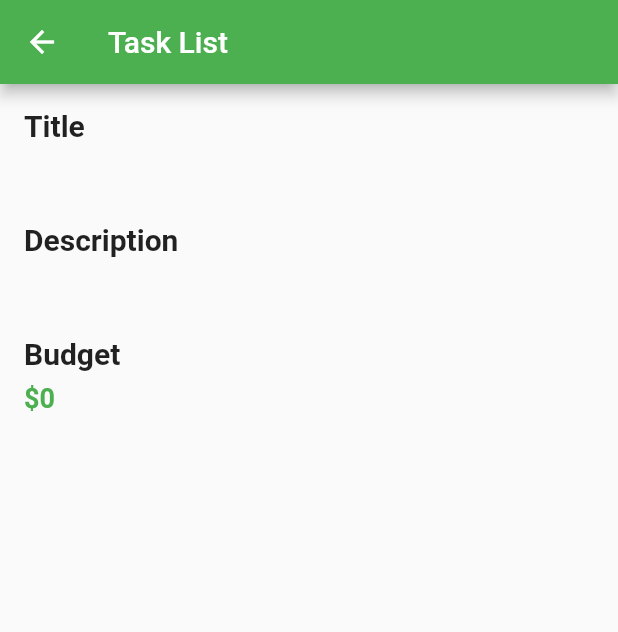
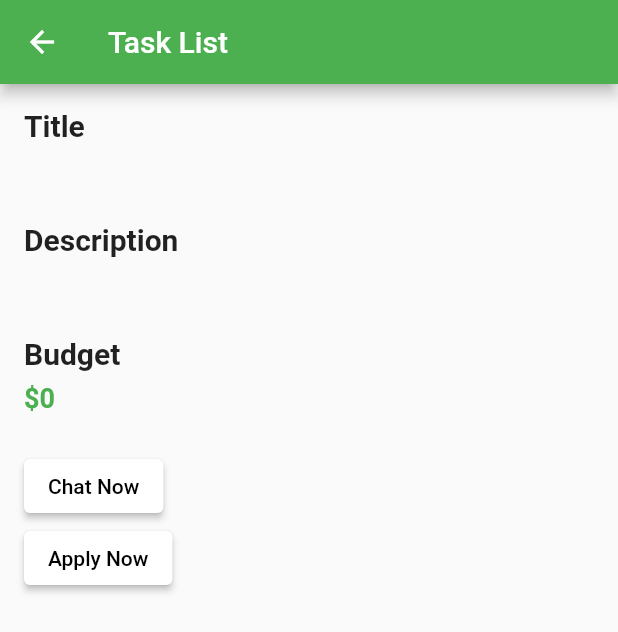
Before and after one commit to singhao3/TaskMatch, a Flutter app: the TaskListScreen screen opened directly with empty values, on a phone screen of 412 x 824 dp. Shown: the top 632 px of the screen. Run offline on Flutter 3.47's test engine with Material 2 defaults, Android fonts, the phone set to English and light mode, and no system bars; our stand-ins replace animated_text_kit, cloud_firestore, firebase_auth, firebase_core, firebase_storage, image_picker; accounts and stored records are empty.

```diff
--- a/lib/util/tasklistscreen.dart
+++ b/lib/util/tasklistscreen.dart
@@ -67,6 +67,32 @@ class TaskListScreen extends StatelessWidget {
                 fontWeight: FontWeight.bold,
               ),
             ),
+            SizedBox(height: 24),
+									ElevatedButton(
+              						onPressed: () {},
+              						style: ElevatedButton.styleFrom(
+                						backgroundColor: Colors.white,
+              						),
+              						child: Text(
+                						'Chat Now',
+                						style: TextStyle(
+                  						color: Colors.black,
+                						),
+              						),
+            					),
+									SizedBox(width: 8),
+									ElevatedButton(
+              						onPressed: () {},
+              						style: ElevatedButton.styleFrom(
+                						backgroundColor: Colors.white,
+              						),
+              						child: Text(
+                						'Apply Now',
+                						style: TextStyle(
+                  						color: Colors.black,
+                						),
+              						),
+            					),
           ],
         ),
       ),
```
Also changed, not shown: lib/util/homegrid_taskdoer.dart (+16 -4 lines).
